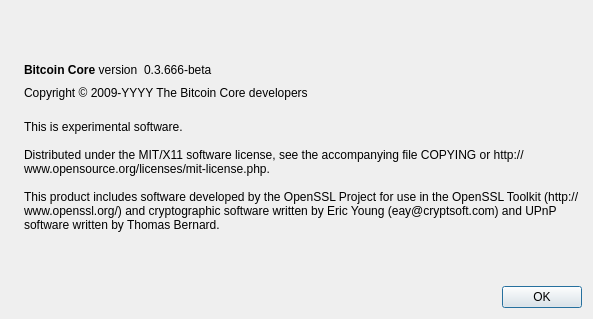
Old version of the form src/qt/forms/aboutdialog.ui in the repository zetacoin/zetacoin.
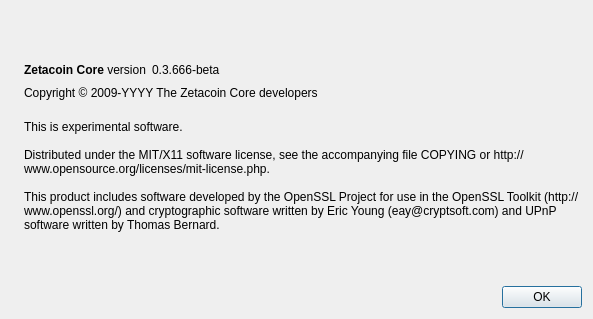
New version of the form. Icons and pictures are not drawn.

```diff
--- a/src/qt/forms/aboutdialog.ui
+++ b/src/qt/forms/aboutdialog.ui
@@ -50,7 +50,7 @@
           <cursorShape>IBeamCursor</cursorShape>
          </property>
          <property name="text">
-          <string>&lt;b&gt;Bitcoin Core&lt;/b&gt; version</string>
+          <string>&lt;b&gt;Zetacoin Core&lt;/b&gt; version</string>
          </property>
          <property name="textInteractionFlags">
           <set>Qt::LinksAccessibleByMouse|Qt::TextSelectableByKeyboard|Qt::TextSelectableByMouse</set>
@@ -91,7 +91,7 @@
         <cursorShape>IBeamCursor</cursorShape>
        </property>
        <property name="text">
-        <string notr="true">Copyright &amp;copy; 2009-YYYY The Bitcoin Core developers</string>
+        <string notr="true">Copyright &amp;copy; 2009-YYYY The Zetacoin Core developers</string>
        </property>
        <property name="textFormat">
         <enum>Qt::RichText</enum>
```
Left out of the diff: 2 changed lines with no effect on the pictures.
